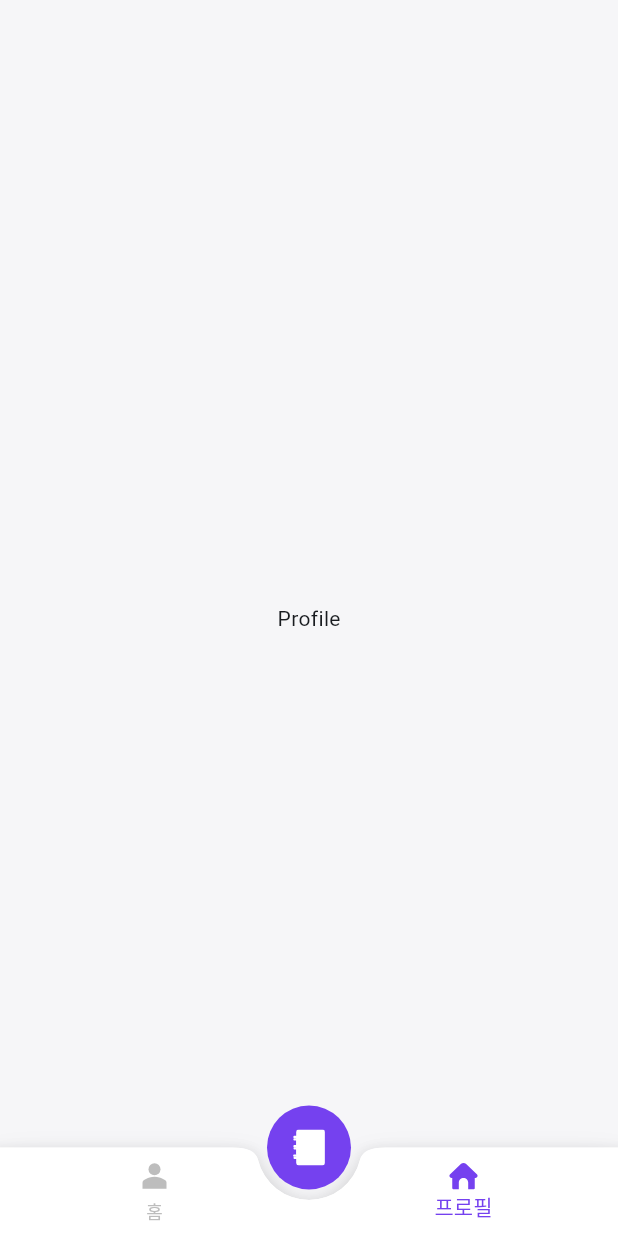
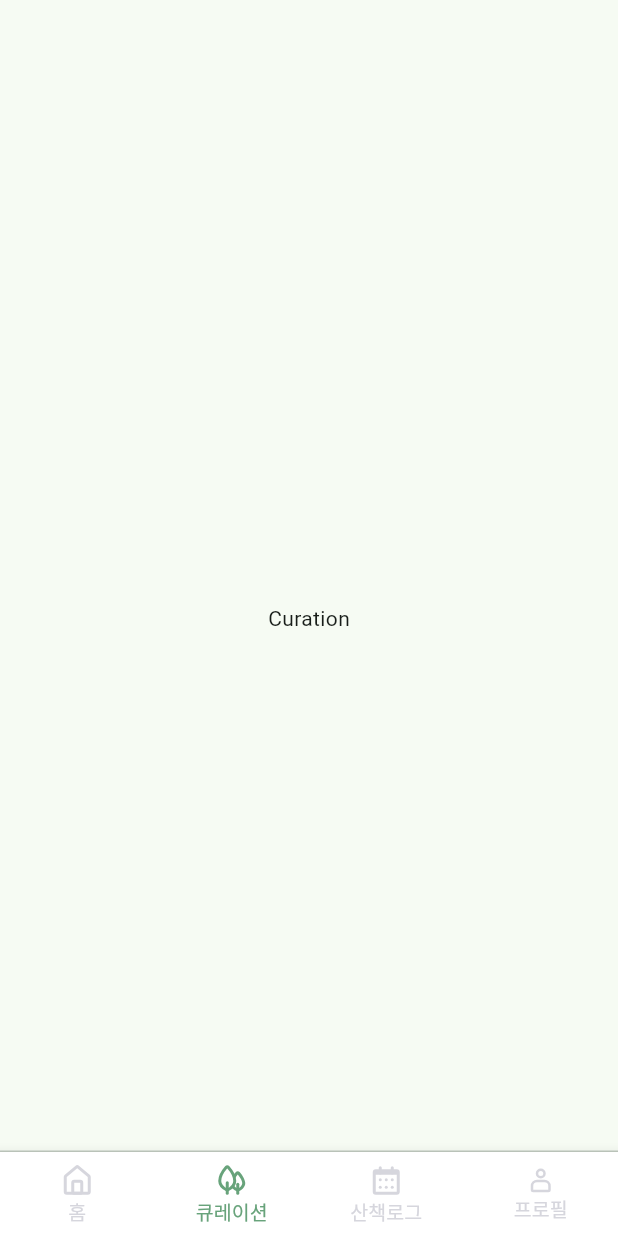
Before and after one commit to Naemansan/naemansan-hybird, a Flutter app: the screen it shows after launch, item 2 of the bottom bar chosen, on a phone screen of 412 x 824 dp. Run offline on Flutter 3.47's test engine with Material 2 defaults, Android fonts, the phone set to English and light mode, and no system bars; our stand-ins replace flutter_native_splash, flutter_svg, get.

Commit message:
:sparkles: Feat: bottom navigation setting
feat: bottom navigation setting

```diff
--- a/lib/main.dart
+++ b/lib/main.dart
@@ -5,6 +5,7 @@ import 'package:flutter_native_splash/flutter_native_splash.dart';
 import 'package:get/get_navigation/src/root/get_material_app.dart';
 import 'package:get/get_navigation/src/routes/get_route.dart';
 import 'package:intl/date_symbol_data_local.dart';
+import 'package:naemansan/utilities/style/color_styles.dart';
 
 void main() {
   initializeDateFormatting().then((_) => runApp(const MyApp()));
@@ -30,9 +31,11 @@ class MyApp extends StatelessWidget {
         Locale('ko', 'KR'),
       ],
       theme: ThemeData(
+        splashColor: Colors.transparent,
+        highlightColor: Colors.transparent,
         useMaterial3: true,
-        colorSchemeSeed: Colors.blue,
-        scaffoldBackgroundColor: const Color(0xFFf6f6f8),
+        colorSchemeSeed: ColorStyles.main1,
+        // scaffoldBackgroundColor: const Color(0xFFf6f6f8),
       ),
       initialRoute: "/",
       getPages: [
--- /dev/null
+++ b/lib/screen/curation/curation_screen.dart
@@ -0,0 +1,14 @@
+import 'package:flutter/material.dart';
+
+class CurationScreen extends StatelessWidget {
+  const CurationScreen({super.key});
+
+  @override
+  Widget build(BuildContext context) {
+    return const Scaffold(
+      body: Center(
+        child: Text("Curation"),
+      ),
+    );
+  }
+}
--- a/lib/screen/root_screen.dart
+++ b/lib/screen/root_screen.dart
@@ -1,10 +1,13 @@
-import 'package:naemansan/screen/profile_screen.dart';
+import 'package:naemansan/screen/curation/curation_screen.dart';
+import 'package:naemansan/screen/profile/profile_screen.dart';
 import 'package:flutter/material.dart';
 import 'package:flutter_svg/svg.dart';
 import 'package:get/get.dart';
+import 'package:naemansan/screen/walkingLog/walking_log_screen.dart';
+import 'package:naemansan/utilities/style/color_styles.dart';
 
 import '../widget/base/custom_bottom_navigation_bar.dart';
-import 'home_screen.dart';
+import 'home/home_screen.dart';
 
 class RootScreen extends StatelessWidget {
   const RootScreen({super.key});
@@ -13,37 +16,31 @@ class RootScreen extends StatelessWidget {
   Widget build(BuildContext context) {
     Get.put(CustomBottomNavigationBarController());
     return Container(
-      color: const Color(0xFFFFFFFF),
+      color: ColorStyles.white,
       child: SafeArea(
         child: Scaffold(
-          backgroundColor: const Color(0xFFFFFFFF),
+          backgroundColor: ColorStyles.white,
           body: Obx(() => IndexedStack(
                 index:
                     CustomBottomNavigationBarController.to.selectedIndex.value,
                 children: const [
                   HomeScreen(),
+                  CurationScreen(),
+                  WalkingLogScreen(),
                   ProfileScreen(),
                 ],
               )),
-          floatingActionButton: FloatingActionButton(
-            shape: const CircleBorder(),
-            elevation: 0,
-            onPressed: () {
-              print("pressed");
-            },
-            backgroundColor: const Color(0xFF7541EF),
-            child: SvgPicture.asset("assets/icons/diary.svg",
-                width: 24,
-                height: 24,
-                colorFilter: const ColorFilter.mode(
-                  Colors.white,
-                  BlendMode.srcIn,
-                )),
+          extendBody: true,
+          bottomNavigationBar: const Column(
+            mainAxisSize: MainAxisSize.min,
+            children: [
+              Divider(
+                height: 1,
+                thickness: 1,
+              ),
+              CustomBottomNavigationBar(),
+            ],
           ),
-          floatingActionButtonLocation:
-              FloatingActionButtonLocation.centerDocked,
-          extendBody: true,
-          bottomNavigationBar: const CustomBottomNavigationBar(),
         ),
       ),
     );
--- /dev/null
+++ b/lib/screen/walkingLog/walking_log_screen.dart
@@ -0,0 +1,14 @@
+import 'package:flutter/material.dart';
+
+class WalkingLogScreen extends StatelessWidget {
+  const WalkingLogScreen({super.key});
+
+  @override
+  Widget build(BuildContext context) {
+    return const Scaffold(
+      body: Center(
+        child: Text("WalkingLog"),
+      ),
+    );
+  }
+}
--- a/lib/widget/base/custom_bottom_navigation_bar.dart
+++ b/lib/widget/base/custom_bottom_navigation_bar.dart
@@ -1,6 +1,8 @@
 import 'package:flutter/material.dart';
 import 'package:flutter_svg/svg.dart';
 import 'package:get/get.dart';
+
+import '../../utilities/style/color_styles.dart';
 
 class CustomBottomNavigationBar
     extends GetView<CustomBottomNavigationBarController> {
@@ -15,6 +17,8 @@ class CustomBottomNavigationBar
             splashFactory: NoSplash.splashFactory,
           ),
           child: BottomAppBar(
+            // backgroundColor: Colors.white,
+
             shape: const CircularNotchedRectangle(),
             notchMargin: 7.0,
             clipBehavior: Clip.antiAlias,
@@ -22,12 +26,8 @@ class CustomBottomNavigationBar
               elevation: 0,
               currentIndex: controller.index,
               onTap: controller.changeIndex,
-              // padding
-
-              // 아이템의 색상
-              unselectedItemColor: Colors.grey[400],
-              selectedItemColor: const Color(0xFF7541EF),
-
+              unselectedItemColor: ColorStyles.gray1,
+              selectedItemColor: ColorStyles.main1,
               // 탭 애니메이션 변경 (fixed: 없음)
               type: BottomNavigationBarType.fixed,
               backgroundColor: Colors.white,
@@ -35,29 +35,61 @@ class CustomBottomNavigationBar
               // Bar에 보여질 요소. icon과 label로 구성.
               items: <BottomNavigationBarItem>[
                 BottomNavigationBarItem(
-                    icon: SvgPicture.asset(
-                      'assets/icons/user.svg',
-                      height: 24,
-                      colorFilter: controller.index == 0
-                          ? const ColorFilter.mode(
-                              Color(0xFF7541EF), BlendMode.srcATop)
-                          : ColorFilter.mode(
-                              Colors.grey[400]!, BlendMode.srcATop),
-                    ),
-                    label: "홈"),
+                  icon: SvgPicture.asset(
+                    'assets/icons/home.svg',
+                    height: 24,
+                    colorFilter: controller.index == 0
+                        ? const ColorFilter.mode(
+                            ColorStyles.main1, BlendMode.srcATop)
+                        : const ColorFilter.mode(
+                            ColorStyles.gray1, BlendMode.srcATop),
+                  ),
+                  label: "홈",
+                ),
                 BottomNavigationBarItem(
                   icon: SvgPicture.asset(
-                    'assets/icons/house.svg',
-                    height: 20,
+                    'assets/icons/tree.svg',
+                    height: 24,
                     colorFilter: controller.index == 1
                         ? const ColorFilter.mode(
-                            Color(0xFF7541EF), BlendMode.srcATop)
-                        : ColorFilter.mode(
-                            Colors.grey[400]!, BlendMode.srcATop),
+                            ColorStyles.main1, BlendMode.srcATop)
+                        : const ColorFilter.mode(
+                            ColorStyles.gray1, BlendMode.srcATop),
+                  ),
+                  label: "큐레이션",
+                ),
+                BottomNavigationBarItem(
+                  icon: SvgPicture.asset(
+                    'assets/icons/calendar.svg',
+                    height: 24,
+                    colorFilter: controller.index == 2
+                        ? const ColorFilter.mode(
+                            ColorStyles.main1, BlendMode.srcATop)
+                        : const ColorFilter.mode(
+                            ColorStyles.gray1, BlendMode.srcATop),
+                  ),
+                  label: "산책로그",
+                ),
+                BottomNavigationBarItem(
+                  icon: SvgPicture.asset(
+                    'assets/icons/profile.svg',
+                    height: 20,
+                    colorFilter: controller.index == 3
+                        ? const ColorFilter.mode(
+                            ColorStyles.main1, BlendMode.srcATop)
+                        : const ColorFilter.mode(
+                            ColorStyles.gray1, BlendMode.srcATop),
                   ),
                   label: "프로필",
                 ),
               ],
+              selectedLabelStyle: const TextStyle(
+                fontSize: 13,
+              ),
+              // 선택되지 않은 항목에 대한 스타일도 설정할 수 있습니다.
+              unselectedLabelStyle: const TextStyle(
+                fontSize: 13,
+              ),
             ),
           ),
         ));
```
Also changed, not shown: pubspec.yaml (+19 -19 lines), assets/icons/calendar.svg (renamed from assets/icons/bottomNavigation/icon_calendar.svg), assets/icons/diary.svg (deleted), assets/icons/home.svg (renamed from assets/icons/bottomNavigation/icon_home.svg), assets/icons/house.svg (deleted), assets/icons/profile.svg (renamed from assets/icons/bottomNavigation/icon_profile.svg), assets/icons/tree.svg (renamed from assets/icons/bottomNavigation/icon_tree.svg), assets/icons/user.svg (deleted), lib/screen/home/home_screen.dart (renamed from lib/screen/home_screen.dart), lib/screen/profile/profile_screen.dart (renamed from lib/screen/profile_screen.dart).
